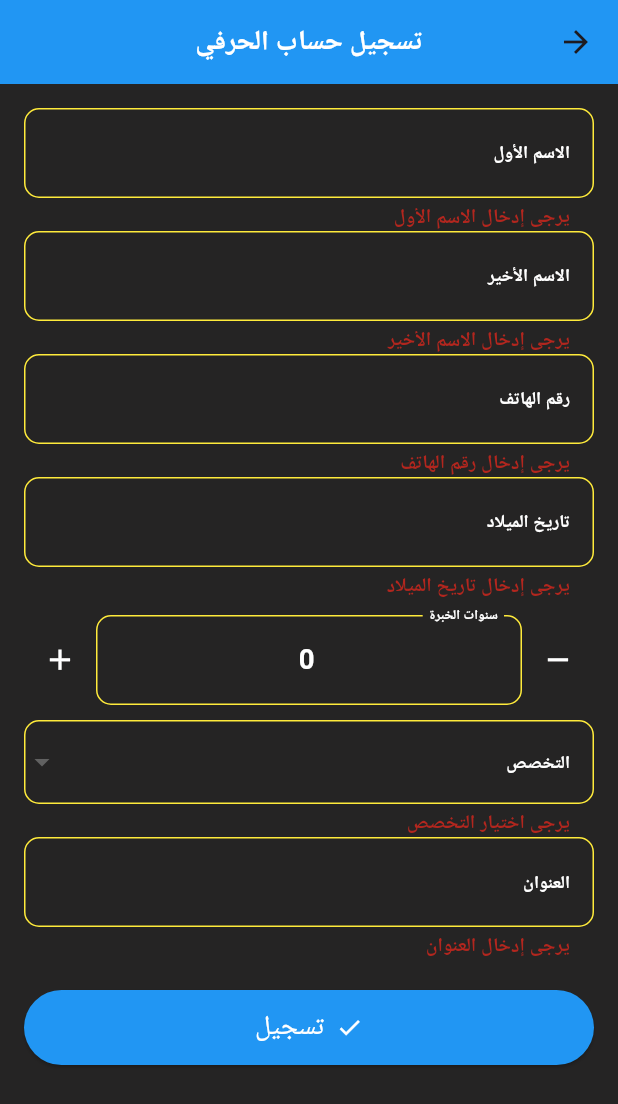
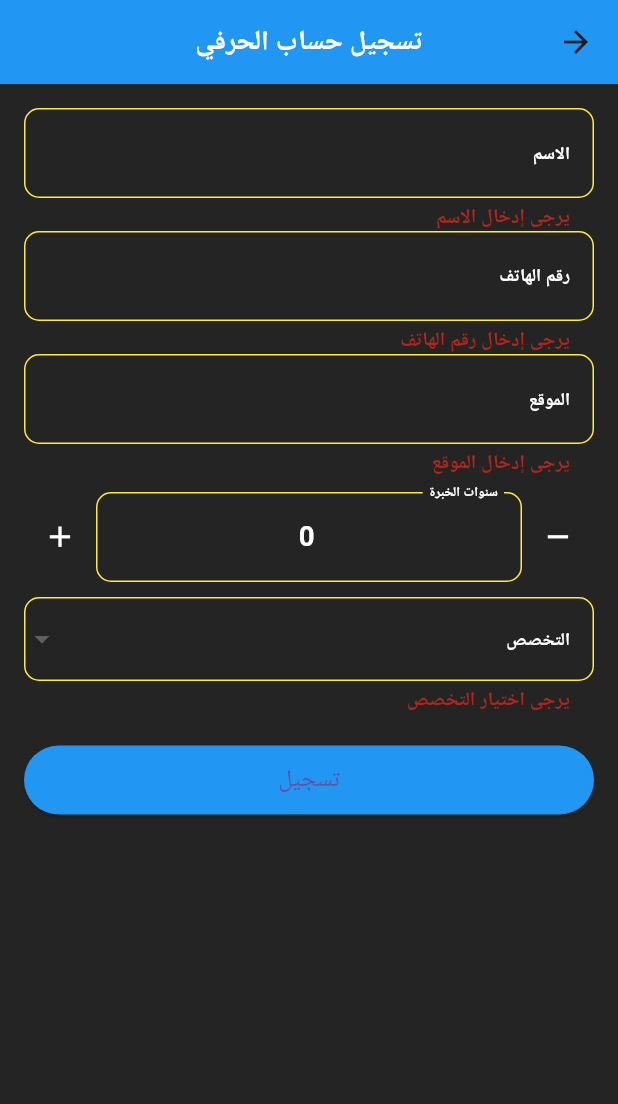
Before and after one commit to MohtadeTawafsha/HERAFI, a Flutter app: the RegisterCraftsman screen opened by its route, after a tap on "تسجيل", on a phone screen of 412 x 824 dp. Shown: the top 1104 px of the screen. Run offline on Flutter 3.47's test engine with Material 3 defaults, Android fonts, the phone set to English and light mode, and no system bars; our stand-ins replace awesome_snackbar_content, cached_network_image, cloud_firestore, connectivity_plus, dartz, firebase_auth and 13 more; missing offline and left inert: chat_gpt_sdk; accounts and stored records are empty.

Commit message:
Second Commit

```diff
--- a/lib/data/models/userModel.dart
+++ b/lib/data/models/userModel.dart
@@ -9,6 +9,7 @@ class UserModel  extends UserEntity{
     required super.createdAt,
     required super.phoneNumber,
     required super.userType,
+    required super.location,
   });
 
   // From JSON
@@ -20,6 +21,7 @@ class UserModel  extends UserEntity{
       createdAt: DateTime.parse(json['created_at']),
       phoneNumber: json['phone_number'],
       userType: json['user_type'],
+      location: json['location']
     );
   }
 
@@ -32,6 +34,7 @@ class UserModel  extends UserEntity{
       'createdAt': createdAt.toIso8601String(),
       'phoneNumber': phoneNumber,
       'userType': userType,
+      'location' : location,
     };
   }
 
@@ -44,6 +47,7 @@ class UserModel  extends UserEntity{
       createdAt: entity.createdAt,
       phoneNumber: entity.phoneNumber,
       userType: entity.userType,
+      location: entity.location,
     );
   }
 
@@ -56,6 +60,7 @@ class UserModel  extends UserEntity{
       createdAt: createdAt,
       phoneNumber: phoneNumber,
       userType: userType,
+      location:location,
     );
   }
 }
--- a/lib/data/repositroies/userRepositoryImp.dart
+++ b/lib/data/repositroies/userRepositoryImp.dart
@@ -6,7 +6,7 @@ import 'package:herafi/domain/repositories/userRepository.dart';
 import '../../core/status/error/Failure.dart';
 import '../../domain/entites/user.dart';
 
-class userRepositoryImp extends userRepository{
+class userRepositoryImp extends UserRepository{
   final userRemotDataSource dataSource=userRemotDataSource();
 
 
--- a/lib/domain/entites/craftsman.dart
+++ b/lib/domain/entites/craftsman.dart
@@ -1,21 +1,18 @@
-class CraftsmanEntity {
-  final String id;
-  final DateTime createdAt;
-  final String firstName;
-  final String lastName;
-  final String phoneNumber;
-  final DateTime dateOfBirth;
-  final int yearsOfExperience;
+import 'package:herafi/domain/entites/user.dart';
+
+class CraftsmanEntity extends UserEntity {
   final String category;
+  final int yearsOfExp;
 
   CraftsmanEntity({
-    required this.id,
-    required this.createdAt,
-    required this.firstName,
-    required this.lastName,
-    required this.phoneNumber,
-    required this.dateOfBirth,
-    required this.yearsOfExperience,
     required this.category,
+    required this.yearsOfExp,
+    required super.name,
+    required super.id,
+    required super.image,
+    required super.createdAt,
+    required super.phoneNumber,
+    required super.userType,
+    required super.location,
   });
 }
--- a/lib/domain/repositories/craftsmanRepository.dart
+++ b/lib/domain/repositories/craftsmanRepository.dart
@@ -3,5 +3,9 @@ import 'package:herafi/core/status/error/Failure.dart';
 import 'package:herafi/domain/entites/craftsman.dart';
 
 abstract class CraftsmanRepository {
+  /// Insert a new craftsman
   Future<Either<Failure, void>> insertCraftsman(CraftsmanEntity craftsman);
+
+  /// Fetch craftsman by ID
+  Future<Either<Failure, CraftsmanEntity>> fetchCraftsmanById(String craftsmanId);
 }
--- a/lib/domain/repositories/userRepository.dart
+++ b/lib/domain/repositories/userRepository.dart
@@ -2,6 +2,6 @@ import 'package:dartz/dartz.dart';
 import 'package:herafi/core/status/error/Failure.dart';
 import 'package:herafi/domain/entites/user.dart';
 
-abstract class userRepository{
+abstract class UserRepository{
   Future<Either<Failure,UserEntity?>> fetchUserData({required String userId});
 }
--- a/lib/domain/usecases/chatUseCases/fetchUserChats.dart
+++ b/lib/domain/usecases/chatUseCases/fetchUserChats.dart
@@ -2,7 +2,6 @@ import 'package:dartz/dartz.dart';
 import 'package:herafi/domain/entites/chat.dart';
 
 import '../../../core/status/error/Failure.dart';
-import '../../entites/Message.dart';
 import '../../repositories/ChatRepository.dart';
 
 class fetchUserChatsUseCase{
--- a/lib/domain/usecases/chatUseCases/fetchUserData.dart
+++ b/lib/domain/usecases/chatUseCases/fetchUserData.dart
@@ -1,8 +1,7 @@
-import 'package:herafi/data/repositroies/userRepositoryImp.dart';
 import 'package:herafi/domain/repositories/userRepository.dart';
 
 class fetchUserDataUseCase{
-  final userRepository userRepos;
+  final UserRepository userRepos;
   fetchUserDataUseCase({required this.userRepos});
   Future call({required String userId})async{
     return userRepos.fetchUserData(userId: userId);
--- a/lib/presentation/controllers/AuthController/homePageController.dart
+++ b/lib/presentation/controllers/AuthController/homePageController.dart
@@ -1,7 +1,6 @@
 import 'package:dartz/dartz.dart';
 import 'package:firebase_auth/firebase_auth.dart';
 import 'package:get/get.dart';
-import 'package:get/get_state_manager/src/simple/get_controllers.dart';
 import 'package:flutter/material.dart';
 import 'package:herafi/domain/entites/chat.dart';
 import 'package:herafi/domain/entites/user.dart';
@@ -16,7 +15,7 @@ class homePageController extends GetxController {
   final fetchUserDataUseCase FetchUserData;
 
   homePageController({required this.fetchChatsUseCase,required this.FetchUserData});
-  Rx<UserEntity> userEntity=Rx(UserEntity(name: '', id: '', image: '', createdAt: DateTime.now(), phoneNumber: '', userType: ''));
+  Rx<UserEntity> userEntity=Rx(UserEntity(name: '', id: '', image: '', createdAt: DateTime.now(), phoneNumber: '', userType: '', location: ''));
   Rx<int> index = 0.obs;
   List list = [];
   final GlobalKey<ScaffoldState> scaffoldKey = GlobalKey<ScaffoldState>();
--- a/lib/presentation/pages/authPages/RegisterCraftsman.dart
+++ b/lib/presentation/pages/authPages/RegisterCraftsman.dart
@@ -1,12 +1,9 @@
 import 'package:flutter/material.dart';
 import 'package:get/get.dart';
-import 'package:herafi/data/remotDataSource/craftsmanRemotDataSource.dart';
-import 'package:herafi/domain/entites/craftsman.dart';
-import 'package:herafi/presentation/routes/app_routes.dart';
+import 'package:firebase_auth/firebase_auth.dart';
+import 'package:supabase_flutter/supabase_flutter.dart';
 
-import '../../../data/repositroies/CraftsmanRepositoryImp.dart';
-import '../../Widgets/CustomButton.dart';
-
+import '../../../data/remotDataSource/craftsmanRemotDataSource.dart';
 
 class RegisterCraftsman extends StatefulWidget {
   const RegisterCraftsman({Key? key}) : super(key: key);
@@ -17,15 +14,15 @@ class RegisterCraftsman extends StatefulWidget {
 
 class _RegisterCraftsmanState extends State<RegisterCraftsman> {
   final _formKey = GlobalKey<FormState>();
-  final _firstNameController = TextEditingController();
-  final _lastNameController = TextEditingController();
+  final _nameController = TextEditingController();
   final _phoneController = TextEditingController();
-  final _dobController = TextEditingController();
-  final _addressController = TextEditingController();
-
+  final _locationController = TextEditingController();
   final List<String> _categories = ['السباكة', 'النجارة', 'الكهرباء', 'الطلاء', 'أخرى'];
   String? _selectedCategory;
-  int _yearsOfExperience = 0; // Starting at 0 years
+  int _yearsOfExperience = 0;
+
+  final FirebaseAuth firebaseAuth = FirebaseAuth.instance;
+  final SupabaseClient supabaseClient = Supabase.instance.client;
 
   void _incrementExperience() {
     setState(() {
@@ -43,6 +40,34 @@ class _RegisterCraftsmanState extends State<RegisterCraftsman> {
     });
   }
 
+  Future<void> _registerCraftsman() async {
+    if (_formKey.currentState!.validate()) {
+      try {
+        final String name = _nameController.text.trim();
+        final String phoneNumber = _phoneController.text.trim();
+        final String location = _locationController.text.trim();
+
+        final CraftsmanRemoteDataSource dataSource = CraftsmanRemoteDataSource(
+          supabaseClient,
+          firebaseAuth,
+        );
+
+        await dataSource.saveCraftsmanDetails(
+          category: _selectedCategory!,
+          yearsOfExperience: _yearsOfExperience,
+          name: name,
+          location: location,
+          phoneNumber: phoneNumber,
+        );
+
+        Get.snackbar('Success', 'Craftsman registered successfully!');
+        Get.offAllNamed('/home'); // Navigate to home after success
+      } catch (e) {
+        Get.snackbar('Error', 'An error occurred: $e');
+      }
+    }
+  }
+
   @override
   Widget build(BuildContext context) {
     return Directionality(
@@ -57,32 +82,20 @@ class _RegisterCraftsmanState extends State<RegisterCraftsman> {
           child: Form(
             key: _formKey,
             child: ListView(
-              children: <Widget>[
-                // First Name
+              children: [
+                // Name Field
                 TextFormField(
-                  controller: _firstNameController,
-                  decoration: const InputDecoration(labelText: 'الاسم الأول'),
+                  controller: _nameController,
+                  decoration: const InputDecoration(labelText: 'الاسم'),
                   validator: (value) {
                     if (value == null || value.isEmpty) {
-                      return 'يرجى إدخال الاسم الأول';
+                      return 'يرجى إدخال الاسم';
                     }
                     return null;
                   },
                 ),
 
-                // Last Name
-                TextFormField(
-                  controller: _lastNameController,
-                  decoration: const InputDecoration(labelText: 'الاسم الأخير'),
-                  validator: (value) {
-                    if (value == null || value.isEmpty) {
-                      return 'يرجى إدخال الاسم الأخير';
-                    }
-                    return null;
-                  },
-                ),
-
-                // Phone Number
+                // Phone Number Field
                 TextFormField(
                   controller: _phoneController,
                   decoration: const InputDecoration(labelText: 'رقم الهاتف'),
@@ -95,28 +108,13 @@ class _RegisterCraftsmanState extends State<RegisterCraftsman> {
                   },
                 ),
 
-                // Date of Birth
+                // Location Field
                 TextFormField(
-                  controller: _dobController,
-                  decoration: const InputDecoration(labelText: 'تاريخ الميلاد'),
-                  readOnly: true,
-                  onTap: () async {
-                    DateTime? pickedDate = await showDatePicker(
-                      context: context,
-                      initialDate: DateTime.now(),
-                      firstDate: DateTime(1900),
-                      lastDate: DateTime(2100),
-                    );
-                    if (pickedDate != null) {
-                      setState(() {
-                        _dobController.text =
-                        "${pickedDate.toLocal()}".split(' ')[0];
-                      });
-                    }
-                  },
+                  controller: _locationController,
+                  decoration: const InputDecoration(labelText: 'الموقع'),
                   validator: (value) {
                     if (value == null || value.isEmpty) {
-                      return 'يرجى إدخال تاريخ الميلاد';
+                      return 'يرجى إدخال الموقع';
                     }
                     return null;
                   },
@@ -124,7 +122,7 @@ class _RegisterCraftsmanState extends State<RegisterCraftsman> {
 
                 const SizedBox(height: 10),
 
-                // Years of Experience with Increment/Decrement Buttons
+                // Years of Experience Field
                 Row(
                   children: [
                     IconButton(
@@ -176,56 +174,18 @@ class _RegisterCraftsmanState extends State<RegisterCraftsman> {
                   },
                 ),
 
-                // Address
-                TextFormField(
-                  controller: _addressController,
-                  decoration: const InputDecoration(labelText: 'العنوان'),
-                  validator: (value) {
-                    if (value == null || value.isEmpty) {
-                      return 'يرجى إدخال العنوان';
-                    }
-                    return null;
-                  },
-                ),
-
                 const SizedBox(height: 20),
 
-                CustomButton(
-                  icon: Icons.check,
-                  label: 'تسجيل',
-                  onPressed: () async {
-                    if (_formKey.currentState!.validate()) {
-                      try {
-                        final repository = CraftsmanRepositoryImpl(CraftsmanRemoteDataSource());
-                        final craftsman = CraftsmanEntity(
-                          id: '',
-                          createdAt: DateTime.now(),
-                          firstName: _firstNameController.text,
-                          lastName: _lastNameController.text,
-                          phoneNumber: _phoneController.text,
-                          dateOfBirth: DateTime.parse(_dobController.text),
-                          yearsOfExperience: _yearsOfExperience,
-                          category: _selectedCategory!,
-                        );
-
-                        final result = await repository.insertCraftsman(craftsman);
-
-                        result.fold(
-                              (failure) => Get.snackbar('Error', failure.message),
-                              (_) {
-                            Get.snackbar('Success', 'تم التسجيل بنجاح!');
-                            Get.offAllNamed(AppRoutes.home);
-                          },
-                        );
-                      } catch (e) {
-                        Get.snackbar('Error', 'حدث خطأ أثناء التسجيل: $e');
-                      }
-                    }
-                  },
-                  color: Colors.blue,
+                // Register Button
+                ElevatedButton(
+                  onPressed: _registerCraftsman,
+                  child: const Text('تسجيل'),
+                  style: ElevatedButton.styleFrom(
+                    backgroundColor: Colors.blue,
+                    padding: const EdgeInsets.symmetric(vertical: 12.0),
+                    textStyle: const TextStyle(fontSize: 16),
+                  ),
                 ),
-
-
               ],
             ),
           ),
@@ -236,11 +196,9 @@ class _RegisterCraftsmanState extends State<RegisterCraftsman> {
 
   @override
   void dispose() {
-    _firstNameController.dispose();
-    _lastNameController.dispose();
+    _nameController.dispose();
     _phoneController.dispose();
-    _dobController.dispose();
-    _addressController.dispose();
+    _locationController.dispose();
     super.dispose();
   }
 }
```
Also changed, not shown: lib/data/models/craftsmanModel.dart (+23 -20 lines), lib/data/remotDataSource/craftsmanRemotDataSource.dart (+47 -17 lines), lib/data/remotDataSource/customerDataSource.dart (+19 -16 lines), lib/data/repositroies/craftsmanRepositoryImp.dart (+17 -7 lines), lib/data/repositroies/customerRepositoryImp.dart (+24 -13 lines), lib/domain/entites/user.dart (+7 -5 lines), lib/presentation/bindings/homePageBinding.dart (line endings or trailing spaces). Lines whose indentation alone changed are shown as unchanged.
